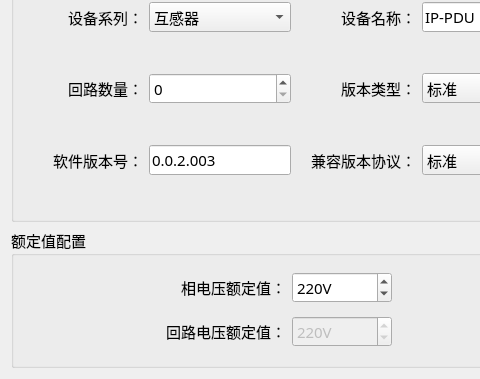
First picture: the form in ip_qc/home/home_setwid.ui, repository ChinaClever/IP-Tools, before the edit; both pictures show x 0 to 480 and y 287 to 666 of the 1186 by 666 pixel window.
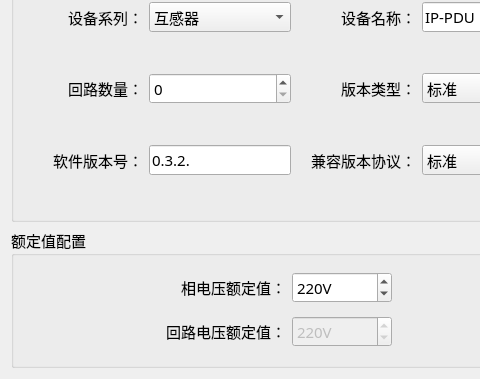
Second picture: the form after the edit.

```diff
--- a/ip_qc/home/home_setwid.ui
+++ b/ip_qc/home/home_setwid.ui
@@ -253,7 +253,7 @@
          </size>
         </property>
         <property name="text">
-         <string>0.0.2.003</string>
+         <string>0.3.2.</string>
         </property>
        </widget>
       </item>
```
